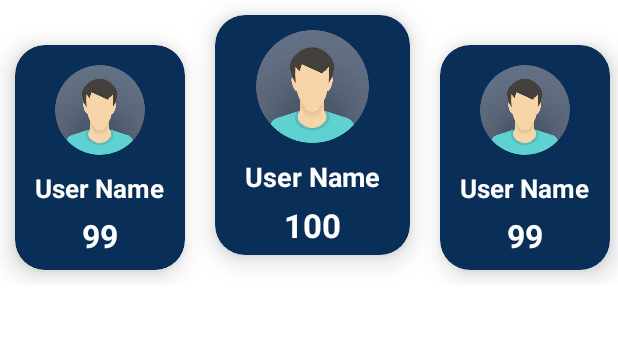
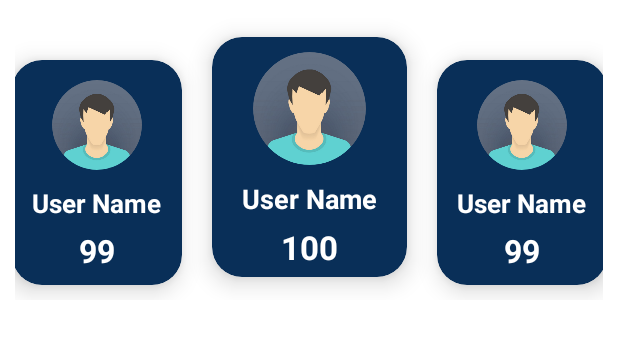
Before and after one commit to TufelMalik/QuizApp, an Android app: the fragment LeaderboardFragment placed in its activity, on a phone screen of 412 x 824 dp, the part 84-439 px from its top. Run offline under Robolectric (Android 15) with nearby library versions, the phone set to English and light mode, and no system bars; our stand-ins replace CircleImageView; libraries missing offline, so code that uses them is left out: com.denzcoskun.imageslider, com.shashank.sony, nl.joery.animatedbottombar; plain views replace AnimatedBottomBar; Roboto replaces fonts that are not available here; 4 statements that could not run were skipped.

Commit message:
commit from college UI-2.4

```diff
--- a/app/src/main/res/layout/fragment_leaderboard.xml
+++ b/app/src/main/res/layout/fragment_leaderboard.xml
@@ -14,6 +14,8 @@
     <LinearLayout
         android:layout_width="match_parent"
         android:layout_height="190dp"
+        android:gravity="center"
+        android:layout_margin="10dp"
         android:orientation="horizontal"
         app:layout_constraintEnd_toEndOf="parent"
         app:layout_constraintHorizontal_bias="0.5"
```
